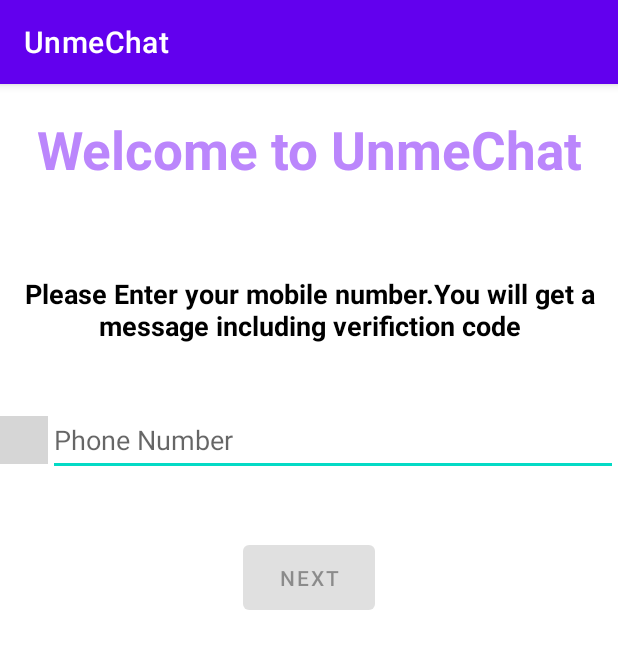
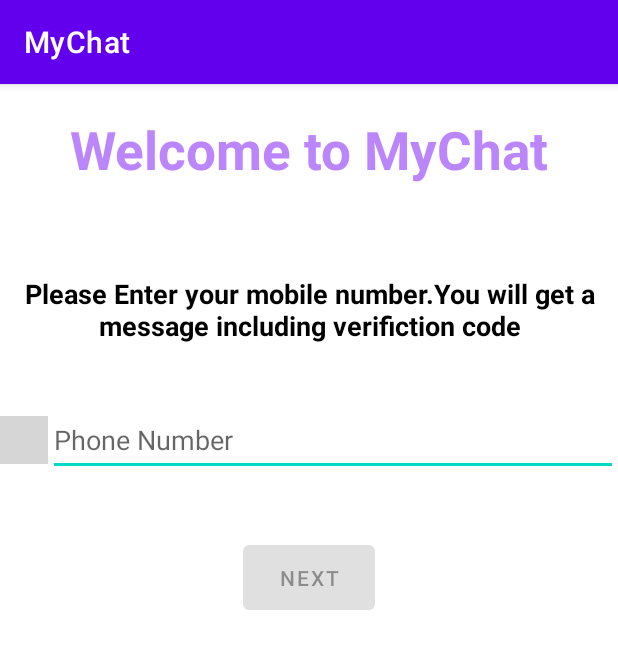
Before and after one commit to vaibhavgoel841/MyChat, an Android app: the screen it shows after launch (LoginActivity), on a phone screen of 412 x 824 dp. Shown: the top 649 px of the screen. Run offline under Robolectric (Android 15) with nearby library versions, the phone set to English and light mode, and no system bars; our stand-ins replace Firebase (no records; nobody signed in at launch, a user with empty details on screens opened directly); libraries missing offline, so code that uses them is left out: com.hbb20; plain views replace CountryCodePicker; grey boxes are pictures that could not be loaded.

Commit message:
initial commit

```diff
--- a/app/src/main/AndroidManifest.xml
+++ b/app/src/main/AndroidManifest.xml
@@ -9,7 +9,7 @@
     <application
         android:allowBackup="true"
         android:icon="@mipmap/ic_launcher"
-        android:label="@string/app_name"
+        android:label="MyChat"
         android:roundIcon="@mipmap/ic_launcher_round"
         android:supportsRtl="true"
         android:theme="@style/Theme.UnmeChat">
--- a/app/src/main/res/layout/activity_login.xml
+++ b/app/src/main/res/layout/activity_login.xml
@@ -12,7 +12,7 @@
         android:layout_height="wrap_content"
         android:layout_margin="20dp"
         android:gravity="center_horizontal"
-        android:text="Welcome to UnmeChat"
+        android:text="Welcome to MyChat"
         android:textColor="@color/purple_200"
         android:textSize="35sp"
         android:textStyle="bold" />
```
